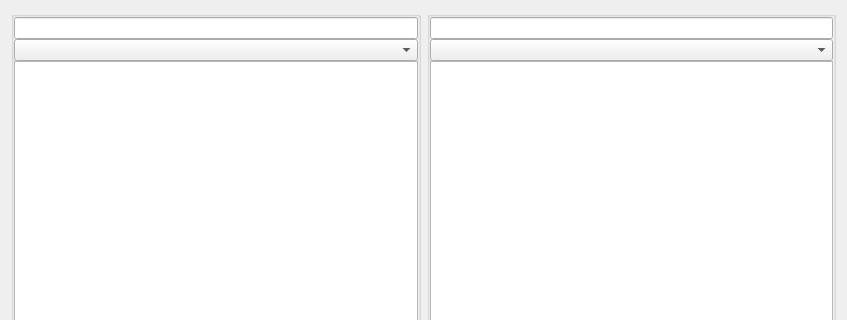
First picture: the form in TableComparisonForm.ui, repository fritzone/ddm, before the edit; both pictures show x 0 to 847 and y 0 to 320 of the 847 by 476 pixel window.
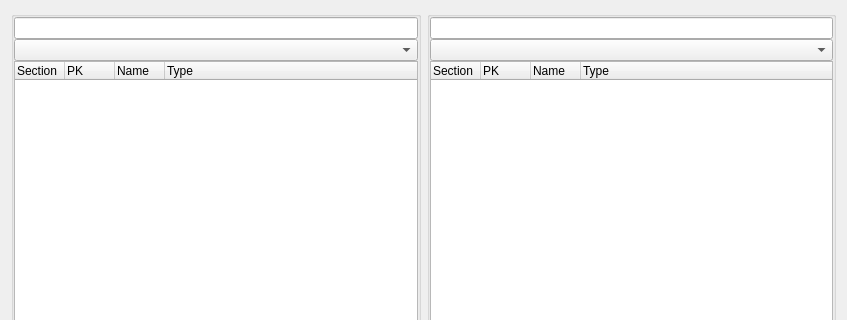
Second picture: the form after the edit.

Commit message: more tab comparison

Patch:
```diff
--- a/TableComparisonForm.ui
+++ b/TableComparisonForm.ui
@@ -34,15 +34,21 @@
       </item>
       <item>
        <widget class="QTreeWidget" name="treeWidgetLeft">
+        <property name="rootIsDecorated">
+         <bool>true</bool>
+        </property>
         <property name="allColumnsShowFocus">
          <bool>true</bool>
         </property>
         <property name="headerHidden">
-         <bool>true</bool>
+         <bool>false</bool>
         </property>
+        <attribute name="headerDefaultSectionSize">
+         <number>50</number>
+        </attribute>
         <column>
          <property name="text">
-          <string>Sync</string>
+          <string>Section</string>
          </property>
         </column>
         <column>
@@ -85,15 +91,21 @@
       </item>
       <item>
        <widget class="QTreeWidget" name="treeWidgetRight">
+        <property name="rootIsDecorated">
+         <bool>true</bool>
+        </property>
         <property name="allColumnsShowFocus">
          <bool>true</bool>
         </property>
         <property name="headerHidden">
-         <bool>true</bool>
+         <bool>false</bool>
         </property>
+        <attribute name="headerDefaultSectionSize">
+         <number>50</number>
+        </attribute>
         <column>
          <property name="text">
-          <string>Sync</string>
+          <string>Section</string>
          </property>
         </column>
         <column>
@@ -103,7 +115,7 @@
         </column>
         <column>
          <property name="text">
-          <string>New Column</string>
+          <string>Name</string>
          </property>
         </column>
         <column>
```
Left out of the diff: 4 changed lines with no effect on the pictures. The commit also changes 13 other files.
